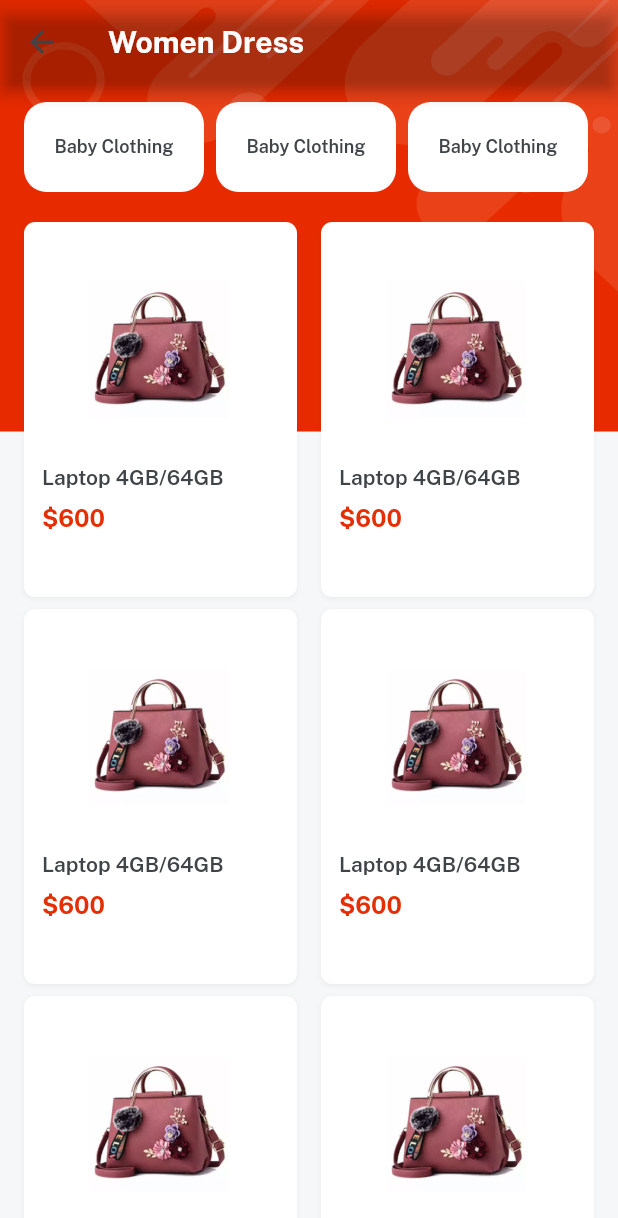
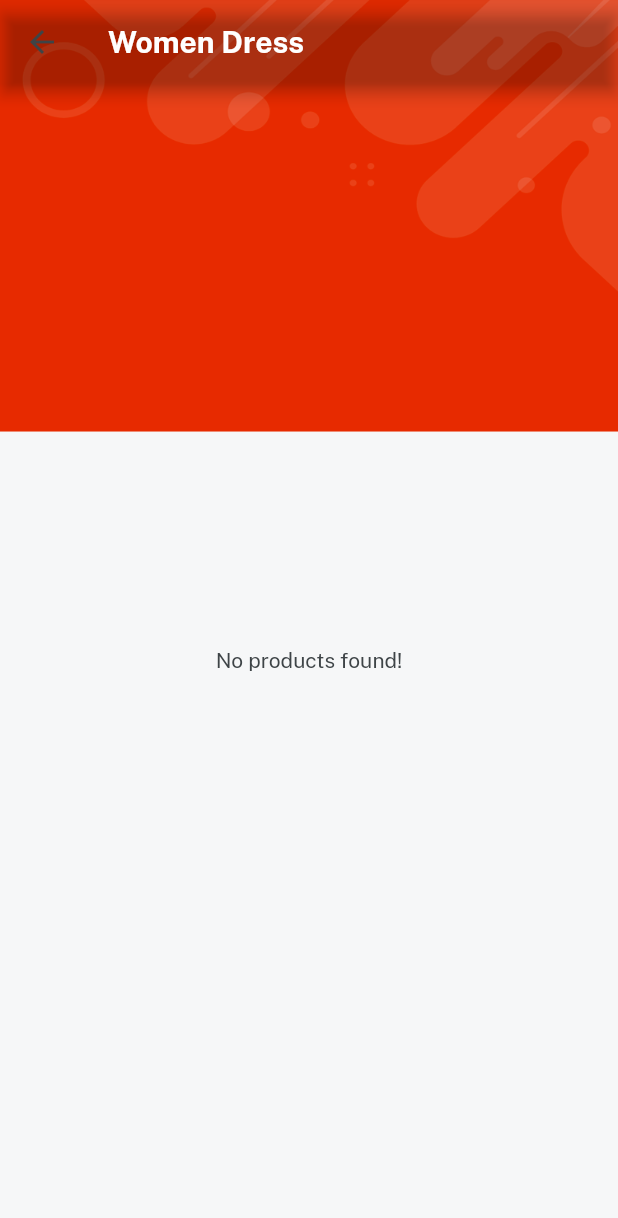
Before and after one commit to JUST9N1/Ecommerce-individual, a Flutter app: the CategoryScreen screen opened directly, after a tap on "Women Dress", on a phone screen of 412 x 824 dp. Shown: the top 1218 px of the screen. Run offline on Flutter 3.47's test engine with Material 2 defaults, Android fonts, the phone set to English and light mode, and no system bars; our stand-ins replace cloud_firestore, firebase_auth, firebase_core, firebase_storage, get, image_picker and 1 more; accounts and stored records are empty.

Commit message:
dynamic category list is created

```diff
--- a/lib/consts/firebase_consts.dart
+++ b/lib/consts/firebase_consts.dart
@@ -7,3 +7,4 @@ User? currentUser = auth.currentUser;
 
 //collections
 const usersCollection = "users";
+const productsCollection = "products";
--- a/lib/consts/images.dart
+++ b/lib/consts/images.dart
@@ -38,7 +38,8 @@ const icProfile = "assets/icons/profile.png";
 const icRefund = "assets/icons/refund.png";
 const icSearch = "assets/icons/search.png";
 const icShop = "assets/icons/shop.png";
-const icSplashBg = "assets/icons/splash_login_registration_background_image.png";
+const icSplashBg =
+    "assets/icons/splash_login_registration_background_image.png";
 const icSquareLogo = "assets/icons/square_logo.png";
 const icTodaysDeal = "assets/icons/todays_deal.png";
 const icTopCategories = "assets/icons/top_categories.png";
@@ -63,6 +64,7 @@ const imgB8 = "assets/images/b8.jpeg";
 const imgB9 = "assets/images/b9.jpeg";
 const imgB10 = "assets/images/b10.jpeg";
 const imgCod = "assets/images/cod.png";
+const imgFc0 = "assets/images/fc0.jpg";
 const imgFc1 = "assets/images/fc1.jpeg";
 const imgFc2 = "assets/images/fc2.jpeg";
 const imgFc3 = "assets/images/fc3.jpeg";
--- a/lib/consts/lists.dart
+++ b/lib/consts/lists.dart
@@ -26,15 +26,15 @@ const categoriesList = [
 ];
 
 const categoryImages = [
+  imgS1,
   imgFc1,
   imgFc2,
   imgFc3,
   imgFc4,
   imgFc5,
+  imgS11,
   imgFc6,
-  imgFc7,
   imgFc8,
-  imgFc9,
 ];
 
 const itemDetailButtonsList = [
--- /dev/null
+++ b/lib/controller/product_controller.dart
@@ -0,0 +1,45 @@
+import 'package:emart_app/models/category_model.dart';
+import 'package:flutter/services.dart';
+import 'package:get/get.dart';
+
+class ProductController extends GetxController {
+  var quantity = 0.obs;
+
+  var colorIndex = 0.obs;
+
+  var totalPrice = 0.obs;
+
+  var subcat = [];
+
+  getSubCategories(title) async {
+    subcat.clear();
+    var data = await rootBundle.loadString("lib/services/category_model.json");
+    var decoded = categoryModelFromJson(data);
+    var s =
+        decoded.categories.where((element) => element.name == title).toList();
+
+    for (var e in s[0].subcategory) {
+      subcat.add(e);
+    }
+  }
+
+  changeColorIndex(index) {
+    colorIndex = index;
+  }
+
+  increaseQuantity(totalQuantity) {
+    if (quantity.value < totalQuantity) {
+      quantity.value++;
+    }
+  }
+
+  decreaseQuantity() {
+    if (quantity.value > 0) {
+      quantity.value--;
+    }
+  }
+
+  calculateTotalPrice(price) {
+    totalPrice.value = price * quantity.value;
+  }
+}
--- a/lib/services/firestore_services.dart
+++ b/lib/services/firestore_services.dart
@@ -1,7 +1,6 @@
 import 'package:emart_app/consts/consts.dart';
 
 class FirestoreServices {
-
   //get users data
   static getUser(uid) {
     return firestore
@@ -9,4 +8,12 @@ class FirestoreServices {
         .where('id', isEqualTo: uid)
         .snapshots();
   }
+
+  // get products according to category
+  static getproducts(category) {
+    return firestore
+        .collection(productsCollection)
+        .where('p_category', isEqualTo: category)
+        .snapshots();
+  }
 }
--- a/lib/views/category_screen/category_details.dart
+++ b/lib/views/category_screen/category_details.dart
@@ -1,7 +1,11 @@
+import 'package:cloud_firestore/cloud_firestore.dart';
 import 'package:emart_app/consts/consts.dart';
+import 'package:emart_app/services/firestore_services.dart';
 import 'package:emart_app/views/category_screen/item_details.dart';
 import 'package:emart_app/widgets_common/bg_widget.dart';
 import 'package:get/get.dart';
+
+import '../../controller/product_controller.dart';
 
 class CategoryDetails extends StatelessWidget {
   final String? title;
@@ -9,33 +13,62 @@ class CategoryDetails extends StatelessWidget {
 
   @override
   Widget build(BuildContext context) {
+    var controller = Get.find<ProductController>();
+
     return bgWidget(
       child: Scaffold(
         appBar: AppBar(
-        title: title!.text.fontFamily(bold).white.make(),
+          title: Text(
+            title!,
+            style: TextStyle(fontFamily: bold, color: Colors.white),
           ),
-      body: Container(
+        ),
+        body: StreamBuilder(
+          stream: FirestoreServices.getproducts(title),
+          builder:
+              (BuildContext context, AsyncSnapshot<QuerySnapshot> snapshot) {
+            if (!snapshot.hasData) {
+              return Center(
+                child: CircularProgressIndicator(),
+              );
+            } else if (snapshot.data!.docs.isEmpty) {
+              return Center(
+                child: Text(
+                  "No products found!",
+                  style: TextStyle(color: darkFontGrey),
+                ),
+              );
+            } else {
+              var data = snapshot.data!.docs;
+              return Container(
                 padding: EdgeInsets.all(12),
                 child: Column(
+                  crossAxisAlignment: CrossAxisAlignment.start,
                   children: [
                     SingleChildScrollView(
                       physics: const BouncingScrollPhysics(),
                       scrollDirection: Axis.horizontal,
                       child: Row(
                         children: List.generate(
-                      6,
-                      (index) => "Baby Clothing"
-                          .text
-                          .size(12)
-                          .fontFamily(semibold)
-                          .color(darkFontGrey)
+                          controller.subcat.length,
+                          (index) => Text(
+                            "${controller.subcat[index]}",
+                            style: TextStyle(
+                              fontSize: 12,
+                              fontFamily: semibold,
+                              color: darkFontGrey,
+                            ),
+                          )
+                              .box
                               .makeCentered()
                               .box
                               .white
                               .rounded
                               .size(120, 60)
                               .margin(EdgeInsets.symmetric(horizontal: 4))
-                          .make())),
+                              .make(),
+                        ),
+                      ),
                     ),
 
                     //items container
@@ -46,30 +79,34 @@ class CategoryDetails extends StatelessWidget {
                       child: GridView.builder(
                         physics: const BouncingScrollPhysics(),
                         shrinkWrap: true,
-                  itemCount: 6,
-                  gridDelegate: const SliverGridDelegateWithFixedCrossAxisCount(
+                        itemCount: data.length,
+                        gridDelegate:
+                            const SliverGridDelegateWithFixedCrossAxisCount(
                           crossAxisCount: 2,
                           mainAxisExtent: 250,
                           mainAxisSpacing: 8,
-                      crossAxisSpacing: 8),
+                          crossAxisSpacing: 8,
+                        ),
                         itemBuilder: (context, index) {
+                          var product = snapshot.data!.docs[index];
                           return Column(
                             crossAxisAlignment: CrossAxisAlignment.start,
                             children: [
-                        Image.asset(imgP5,
+                              Image.network(data[index]['p_imgs'][0],
                                   height: 150, width: 200, fit: BoxFit.cover),
-                        "Laptop 4GB/64GB"
-                            .text
-                            .fontFamily(semibold)
-                            .color(darkFontGrey)
-                            .make(),
+                              Text(
+                                "${data[index]['p_name']}",
+                                style: TextStyle(
+                                    fontFamily: semibold, color: darkFontGrey),
+                              ),
                               10.heightBox,
-                        "\$600"
-                            .text
-                            .color(redColor)
-                            .fontFamily(bold)
-                            .size(16)
-                            .make()
+                              Text(
+                                "${data[index]['p_price']}".numCurrency,
+                                style: TextStyle(
+                                    color: redColor,
+                                    fontFamily: bold,
+                                    fontSize: 16),
+                              ),
                             ],
                           )
                               .box
@@ -80,13 +117,20 @@ class CategoryDetails extends StatelessWidget {
                               .padding(const EdgeInsets.all(12))
                               .make()
                               .onTap(() {
-                      Get.to(() => ItemDetails(title: "Dummy item"));
+                            Get.to(() => ItemDetails(
+                                title: "${data[index]['p_name']}",
+                                data: data[index]));
                           });
-                  }),
-            )
+                        },
+                      ),
+                    ),
                   ],
                 ),
+              );
+            }
+          },
         ),
-    ));
+      ),
+    );
   }
 }
--- a/lib/views/category_screen/category_screen.dart
+++ b/lib/views/category_screen/category_screen.dart
@@ -3,6 +3,7 @@ import 'package:emart_app/views/category_screen/category_details.dart';
 import 'package:get/get.dart';
 
 import '../../consts/consts.dart';
+import '../../controller/product_controller.dart';
 import '../../widgets_common/bg_widget.dart';
 
 class CategoryScreen extends StatelessWidget {
@@ -10,6 +11,8 @@ class CategoryScreen extends StatelessWidget {
 
   @override
   Widget build(BuildContext context) {
+    var controller = Get.put(ProductController());
+
     return bgWidget(
         child: Scaffold(
       appBar: AppBar(
@@ -49,6 +52,8 @@ class CategoryScreen extends StatelessWidget {
                   .outerShadowSm
                   .make()
                   .onTap(() {
+                controller.getSubCategories(categoriesList[index]);
+
                 Get.to(() => CategoryDetails(title: categoriesList[index]));
               });
             }),
--- a/pubspec.yaml
+++ b/pubspec.yaml
@@ -59,6 +59,7 @@ flutter:
     - assets/
     - assets/images/
     - assets/icons/
+    - lib/services/category_model.json
 
   # An image asset can refer to one or more resolution-specific "variants", see
   # https://flutter.dev/assets-and-images/#resolution-aware
```
Also changed, not shown: lib/models/category_model.dart (added, +37 -0 lines), lib/services/category_model.json (added, +67 -0 lines), lib/views/category_screen/item_details.dart (+69 -24 lines), lib/views/home_screen/home.dart (+6 -1 lines), lib/widgets_common/loading_indicator.dart (added, +7 -0 lines), assets/images/fc0.jpg (added). Lines whose indentation alone changed are shown as unchanged.
